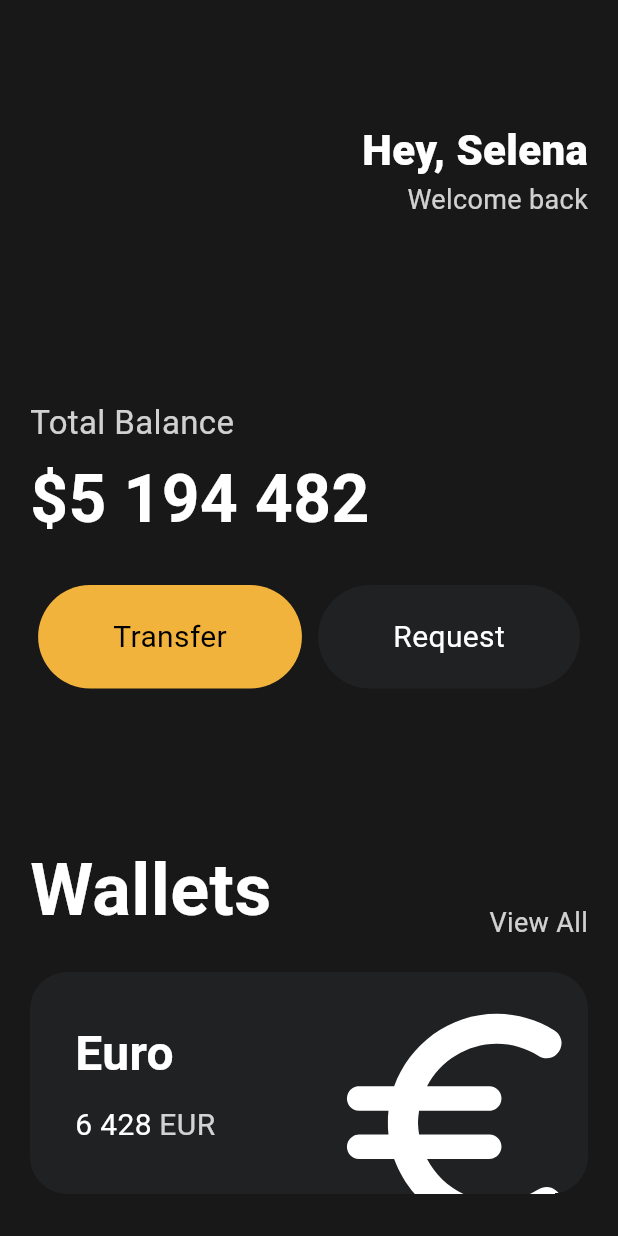
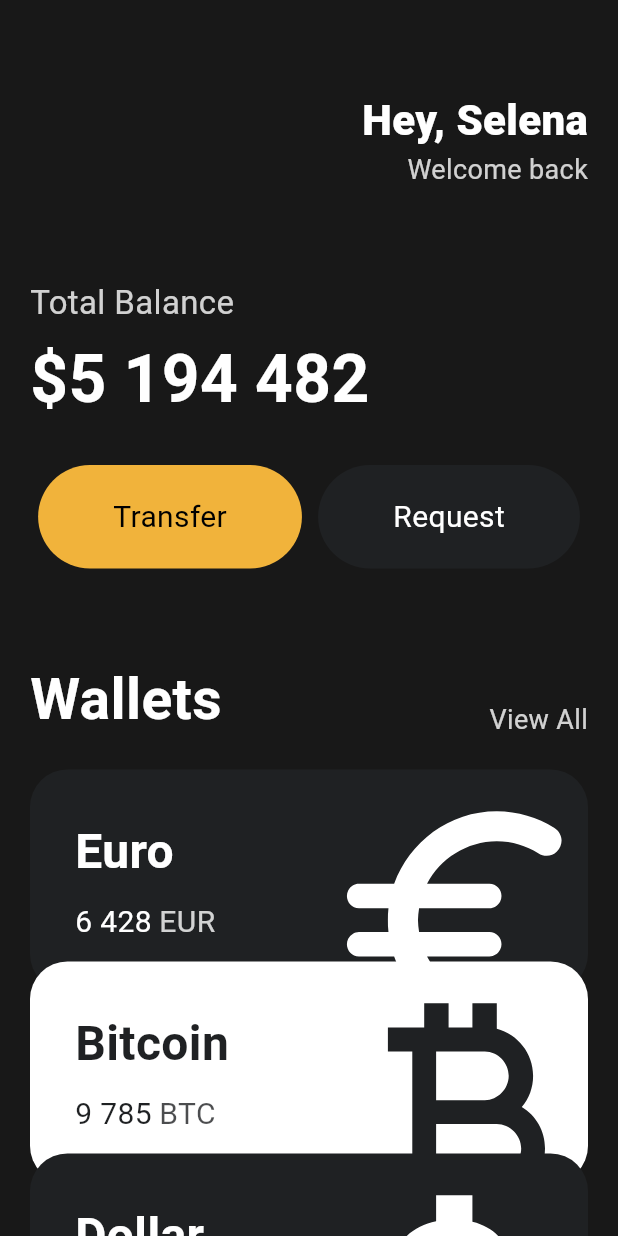
Before and after one commit to yamsroun-Study/toonflix, a Flutter app: the screen it shows after launch, on a phone screen of 412 x 824 dp. Run offline on Flutter 3.47's test engine with Material 3 defaults, Android fonts, the phone set to English and light mode, and no system bars.

Commit message:
3.8 Reusable Cards

```diff
--- a/analysis_options.yaml
+++ b/analysis_options.yaml
@@ -7,6 +7,9 @@
 
 # The following line activates a set of recommended lints for Flutter apps,
 # packages, and plugins designed to encourage good coding practices.
+analyzer:
+  errors:
+    file_names: ignore
 include: package:flutter_lints/flutter.yaml
 
 linter:
--- a/lib/main.dart
+++ b/lib/main.dart
@@ -1,6 +1,7 @@
 import 'package:flutter/material.dart';
 
 import 'widget/button.dart';
+import 'widget/currency-cart.dart';
 
 void main() {
   runApp(const App());
@@ -14,12 +15,13 @@ class App extends StatelessWidget {
     return MaterialApp(
       home: Scaffold(
         backgroundColor: const Color(0xFF181818),
-        body: Padding(
+        body: SingleChildScrollView(
+          child: Padding(
             padding: const EdgeInsets.symmetric(horizontal: 20),
             child: Column(
               crossAxisAlignment: CrossAxisAlignment.start,
               children: [
-              const SizedBox(height: 80),
+                const SizedBox(height: 60),
                 Row(
                   mainAxisAlignment: MainAxisAlignment.end,
                   children: [
@@ -45,7 +47,7 @@ class App extends StatelessWidget {
                     ),
                   ],
                 ),
-              const SizedBox(height: 120),
+                const SizedBox(height: 60),
                 Text(
                   'Total Balance',
                   style: TextStyle(
@@ -78,7 +80,7 @@ class App extends StatelessWidget {
                     ),
                   ],
                 ),
-              const SizedBox(height: 100),
+                const SizedBox(height: 60),
                 Row(
                   mainAxisAlignment: MainAxisAlignment.spaceBetween,
                   crossAxisAlignment: CrossAxisAlignment.end,
@@ -87,7 +89,7 @@ class App extends StatelessWidget {
                       'Wallets',
                       style: TextStyle(
                         color: Colors.white,
-                      fontSize: 48,
+                        fontSize: 38,
                         fontWeight: FontWeight.w600,
                       ),
                     ),
@@ -101,68 +103,37 @@ class App extends StatelessWidget {
                   ],
                 ),
                 const SizedBox(height: 20),
-              Container(
-                clipBehavior: Clip.hardEdge,
-                decoration: BoxDecoration(
-                  color: const Color(0xFF1F2123),
-                  borderRadius: BorderRadius.circular(25),
+                const CurrencyWidget(
+                  name: 'Euro',
+                  code: 'EUR',
+                  amount: '6 428',
+                  icon: Icons.euro_rounded,
+                  isInverted: false,
                 ),
-                child: Padding(
-                  padding: const EdgeInsets.all(30),
-                  child: Row(
-                    mainAxisAlignment: MainAxisAlignment.spaceBetween,
-                    children: [
-                      Column(
-                        crossAxisAlignment: CrossAxisAlignment.start,
-                        children: [
-                          const Text(
-                            'Euro',
-                            style: TextStyle(
-                              color: Colors.white,
-                              fontSize: 32,
-                              fontWeight: FontWeight.w600,
+                Transform.translate(
+                  offset: const Offset(0, -20),
+                  child: const CurrencyWidget(
+                    name: 'Bitcoin',
+                    code: 'BTC',
+                    amount: '9 785',
+                    icon: Icons.currency_bitcoin,
+                    isInverted: true,
                   ),
                 ),
-                          const SizedBox(height: 10),
-                          Row(
-                            children: [
-                              const Text(
-                                '6 428',
-                                style: TextStyle(
-                                  color: Colors.white,
-                                  fontSize: 20,
-                                ),
-                              ),
-                              const SizedBox(width: 5),
-                              Text(
-                                'EUR',
-                                style: TextStyle(
-                                  color: Colors.white.withValues(alpha: 0.8),
-                                  fontSize: 20,
-                                ),
-                              ),
-                            ],
-                          ),
-                        ],
-                      ),
-                      Transform.scale(
-                        scale: 2.2,
-                        child: Transform.translate(
-                          offset: const Offset(-5, 12),
-                          child: const Icon(
-                            Icons.euro_rounded,
-                            color: Colors.white,
-                            size: 88,
-                          ),
+                Transform.translate(
+                  offset: const Offset(0, -40),
+                  child: const CurrencyWidget(
+                    name: 'Dollar',
+                    code: 'USD',
+                    amount: '428',
+                    icon: Icons.attach_money_outlined,
+                    isInverted: false,
                   ),
                 ),
               ],
             ),
           ),
         ),
-            ],
-          ),
-        ),
       ),
     );
   }
--- /dev/null
+++ b/lib/widget/currency-cart.dart
@@ -0,0 +1,83 @@
+import 'package:flutter/material.dart';
+
+class CurrencyWidget extends StatelessWidget {
+  final String name, code, amount;
+  final IconData icon;
+  final bool isInverted;
+
+  final _whiteColor = Colors.white;
+  final _blackColor = const Color(0xFF1F2123);
+
+  const CurrencyWidget({
+    super.key,
+    required this.name,
+    required this.code,
+    required this.amount,
+    required this.icon,
+    required this.isInverted,
+  });
+
+  @override
+  Widget build(BuildContext context) {
+    return Container(
+      clipBehavior: Clip.hardEdge,
+      decoration: BoxDecoration(
+        color: isInverted ? _whiteColor : _blackColor,
+        borderRadius: BorderRadius.circular(25),
+      ),
+      child: Padding(
+        padding: const EdgeInsets.all(30),
+        child: Row(
+          mainAxisAlignment: MainAxisAlignment.spaceBetween,
+          children: [
+            Column(
+              crossAxisAlignment: CrossAxisAlignment.start,
+              children: [
+                Text(
+                  name,
+                  style: TextStyle(
+                    color: isInverted ? _blackColor : _whiteColor,
+                    fontSize: 32,
+                    fontWeight: FontWeight.w600,
+                  ),
+                ),
+                const SizedBox(height: 10),
+                Row(
+                  children: [
+                    Text(
+                      amount,
+                      style: TextStyle(
+                        color: isInverted ? _blackColor : _whiteColor,
+                        fontSize: 20,
+                      ),
+                    ),
+                    const SizedBox(width: 5),
+                    Text(
+                      code,
+                      style: TextStyle(
+                        color: (isInverted ? _blackColor : _whiteColor)
+                            .withValues(alpha: 0.8),
+                        fontSize: 20,
+                      ),
+                    ),
+                  ],
+                ),
+              ],
+            ),
+            Transform.scale(
+              scale: 2.2,
+              child: Transform.translate(
+                offset: const Offset(-5, 12),
+                child: Icon(
+                  icon,
+                  color: isInverted ? _blackColor : Colors.white,
+                  size: 88,
+                ),
+              ),
+            ),
+          ],
+        ),
+      ),
+    );
+  }
+}
```
Lines whose indentation alone changed are shown as unchanged.
